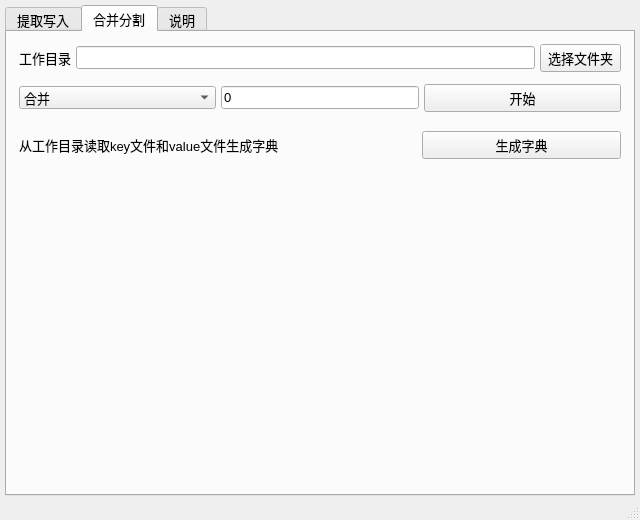
Before: the Qt Designer form ui_mainWindow.ui in satan53x/SExtractor, drawn with Qt 5.
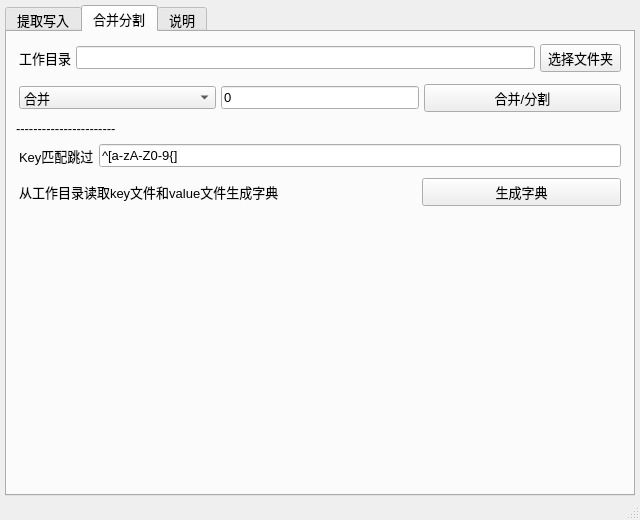
After: the same form once the commit is applied. The open tabs and pages were chosen to show the change.

Commit message: 添加生成字典的skip

```diff
--- a/ui_mainWindow.ui
+++ b/ui_mainWindow.ui
@@ -428,7 +428,49 @@
            <item>
             <widget class="QPushButton" name="mergeButton">
              <property name="text">
-              <string>开始</string>
+              <string>合并/分割</string>
+             </property>
+            </widget>
+           </item>
+          </layout>
+         </widget>
+        </item>
+        <item>
+         <widget class="QLabel" name="label_3">
+          <property name="text">
+           <string>-----------------------</string>
+          </property>
+         </widget>
+        </item>
+        <item>
+         <widget class="QWidget" name="widget_7" native="true">
+          <layout class="QHBoxLayout" name="horizontalLayout_5">
+           <property name="spacing">
+            <number>5</number>
+           </property>
+           <property name="leftMargin">
+            <number>3</number>
+           </property>
+           <property name="topMargin">
+            <number>2</number>
+           </property>
+           <property name="rightMargin">
+            <number>3</number>
+           </property>
+           <property name="bottomMargin">
+            <number>2</number>
+           </property>
+           <item>
+            <widget class="QLabel" name="label_4">
+             <property name="text">
+              <string>Key匹配跳过</string>
+             </property>
+            </widget>
+           </item>
+           <item>
+            <widget class="QLineEdit" name="skipRegEdit">
+             <property name="text">
+              <string>^[a-zA-Z0-9{]</string>
              </property>
             </widget>
            </item>
@@ -445,7 +487,7 @@
             <number>3</number>
            </property>
            <property name="topMargin">
-            <number>10</number>
+            <number>3</number>
            </property>
            <property name="rightMargin">
             <number>3</number>
```
The commit also changes 3 other files.
